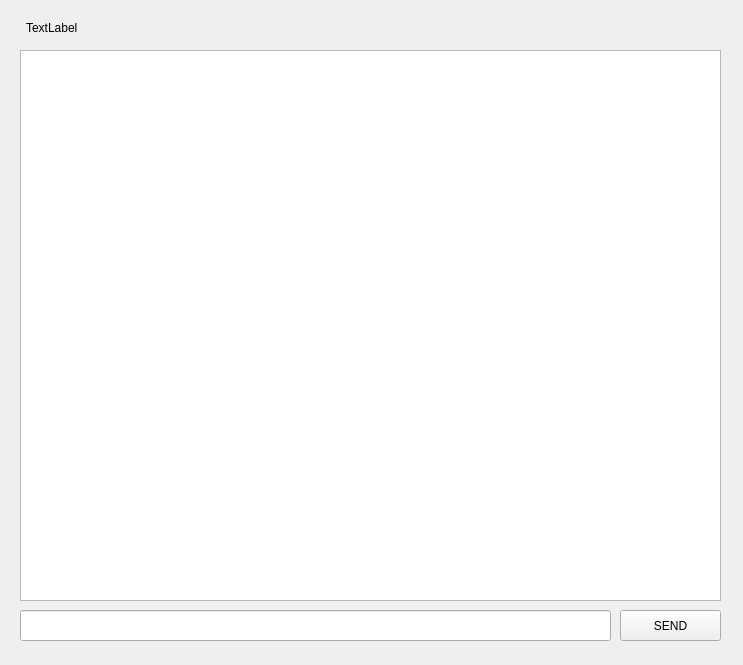
HasiruNMP/QtCppFirebaseChat, file QtCppFirebaseChat/chat.ui: the form before one commit.
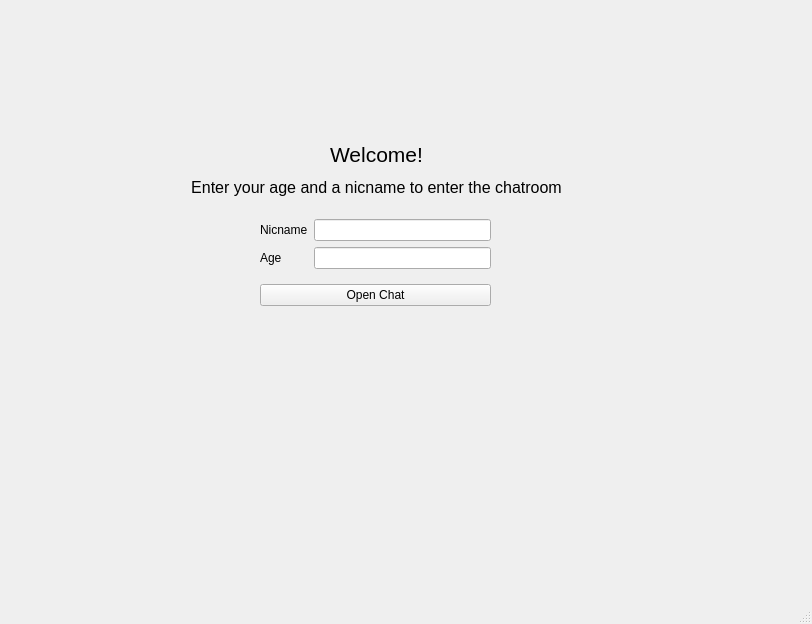
The form after the commit. The open tabs and pages were chosen to show the change.

```diff
--- a/QtCppFirebaseChat/chat.ui
+++ b/QtCppFirebaseChat/chat.ui
@@ -1,43 +1,145 @@
 <?xml version="1.0" encoding="UTF-8"?>
 <ui version="4.0">
  <class>Chat</class>
- <widget class="QWidget" name="Chat">
+ <widget class="QMainWindow" name="Chat">
   <property name="geometry">
    <rect>
     <x>0</x>
     <y>0</y>
-    <width>743</width>
-    <height>665</height>
+    <width>812</width>
+    <height>624</height>
    </rect>
   </property>
   <property name="windowTitle">
    <string>Form</string>
   </property>
-  <widget class="QListWidget" name="listwtChat">
+  <widget class="QWidget" name="centralwidget">
+   <widget class="QStackedWidget" name="stackedWidget">
    <property name="geometry">
     <rect>
+      <x>0</x>
+      <y>0</y>
+      <width>811</width>
+      <height>601</height>
+     </rect>
+    </property>
+    <property name="currentIndex">
+     <number>1</number>
+    </property>
+    <widget class="QWidget" name="page">
+     <widget class="QWidget" name="verticalLayoutWidget">
+      <property name="geometry">
+       <rect>
+        <x>260</x>
+        <y>210</y>
+        <width>231</width>
+        <height>107</height>
+       </rect>
+      </property>
+      <layout class="QVBoxLayout" name="verticalLayout">
+       <item>
+        <layout class="QGridLayout" name="gridLayout">
+         <item row="1" column="1">
+          <widget class="QLineEdit" name="lineEdit_2"/>
+         </item>
+         <item row="0" column="0">
+          <widget class="QLabel" name="label_3">
+           <property name="text">
+            <string>Nicname</string>
+           </property>
+          </widget>
+         </item>
+         <item row="0" column="1">
+          <widget class="QLineEdit" name="lineEdit"/>
+         </item>
+         <item row="1" column="0">
+          <widget class="QLabel" name="label_2">
+           <property name="text">
+            <string>Age</string>
+           </property>
+          </widget>
+         </item>
+        </layout>
+       </item>
+       <item>
+        <widget class="QPushButton" name="pushButton">
+         <property name="text">
+          <string>Open Chat</string>
+         </property>
+        </widget>
+       </item>
+      </layout>
+     </widget>
+     <widget class="QWidget" name="verticalLayoutWidget_2">
+      <property name="geometry">
+       <rect>
+        <x>190</x>
+        <y>140</y>
+        <width>373</width>
+        <height>61</height>
+       </rect>
+      </property>
+      <layout class="QVBoxLayout" name="verticalLayout_2">
+       <item>
+        <widget class="QLabel" name="label">
+         <property name="font">
+          <font>
+           <family>Segoe UI</family>
+           <pointsize>16</pointsize>
+          </font>
+         </property>
+         <property name="text">
+          <string>Welcome!</string>
+         </property>
+         <property name="alignment">
+          <set>Qt::AlignCenter</set>
+         </property>
+        </widget>
+       </item>
+       <item>
+        <widget class="QLabel" name="label_4">
+         <property name="font">
+          <font>
+           <pointsize>12</pointsize>
+          </font>
+         </property>
+         <property name="text">
+          <string>Enter your age and a nicname to enter the chatroom</string>
+         </property>
+         <property name="alignment">
+          <set>Qt::AlignCenter</set>
+         </property>
+        </widget>
+       </item>
+      </layout>
+     </widget>
+    </widget>
+    <widget class="QWidget" name="page_2">
+     <widget class="QListView" name="listView">
+      <property name="geometry">
+       <rect>
      <x>20</x>
-     <y>50</y>
-     <width>701</width>
-     <height>551</height>
+        <y>20</y>
+        <width>771</width>
+        <height>521</height>
     </rect>
    </property>
   </widget>
-  <widget class="QLineEdit" name="leditType">
+     <widget class="QLineEdit" name="lineEdit_3">
    <property name="geometry">
     <rect>
      <x>20</x>
-     <y>610</y>
-     <width>591</width>
+        <y>550</y>
+        <width>661</width>
      <height>31</height>
     </rect>
    </property>
   </widget>
-  <widget class="QPushButton" name="btnSend">
+     <widget class="QPushButton" name="pushButton_2">
    <property name="geometry">
     <rect>
-     <x>620</x>
-     <y>610</y>
+        <x>690</x>
+        <y>550</y>
      <width>101</width>
      <height>31</height>
     </rect>
@@ -46,19 +148,20 @@
     <string>SEND</string>
    </property>
   </widget>
-  <widget class="QLabel" name="labelFrndName">
+    </widget>
+   </widget>
+  </widget>
+  <widget class="QMenuBar" name="menubar">
    <property name="geometry">
     <rect>
-     <x>26</x>
-     <y>12</y>
-     <width>691</width>
-     <height>31</height>
+     <x>0</x>
+     <y>0</y>
+     <width>812</width>
+     <height>20</height>
     </rect>
    </property>
-   <property name="text">
-    <string>TextLabel</string>
-   </property>
   </widget>
+  <widget class="QStatusBar" name="statusbar"/>
  </widget>
  <resources/>
  <connections/>
```
Left out of the diff: 2 changed lines with no effect on the pictures. Lines whose indentation alone changed are shown as unchanged.
